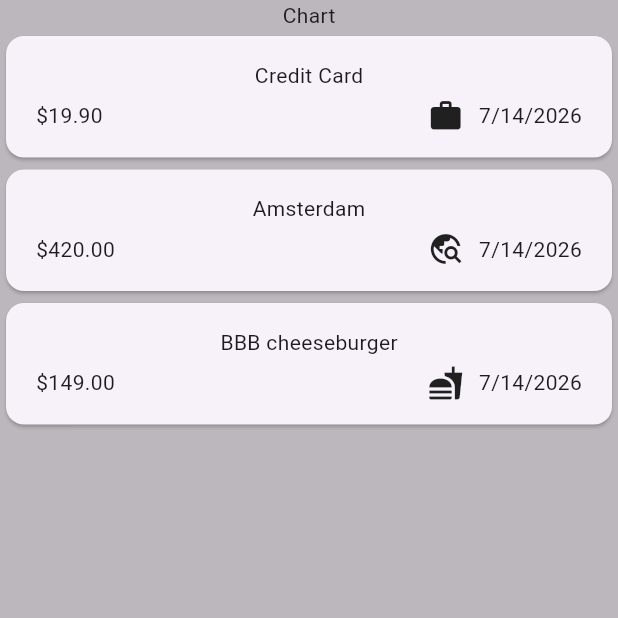
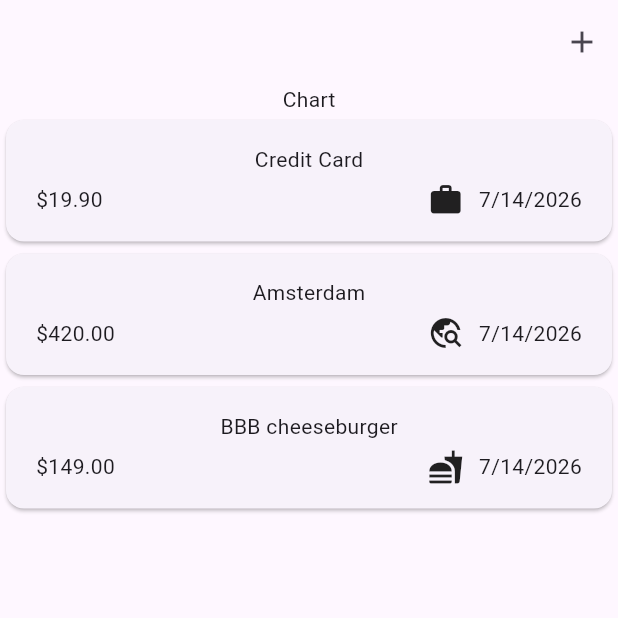
Before and after one commit to ChocolateXmas/Expenses-Tracker, a Flutter app: the screen it shows after launch, on a phone screen of 412 x 824 dp, the top half of it. Run offline on Flutter 3.47's test engine with Material 3 defaults, Android fonts, the phone set to English and light mode, and no system bars.

Commit message:
feat(main): moved all main logic to start from expenses.dart
- add(expenses): appBar with an "add" icon

```diff
--- a/lib/main.dart
+++ b/lib/main.dart
@@ -4,11 +4,7 @@
 void main() {
   runApp(
     MaterialApp(
-      home: Scaffold(
-        body: Center(
-          child: Expenses(),
-        ),
-      ),
+      home: Expenses(),
     ),
   );
 }
--- a/lib/widgets/expenses.dart
+++ b/lib/widgets/expenses.dart
@@ -36,7 +36,14 @@ class _ExpensesState extends State<Expenses> {
   @override
   Widget build(context) {
     return Scaffold(
-      backgroundColor: Colors.black26,
+      appBar: AppBar(
+        actions: [
+          IconButton(
+            onPressed: () {},
+            icon: Icon(Icons.add),
+          ),
+        ],
+      ),
       body: Center(
         child: Column(
           mainAxisAlignment: MainAxisAlignment.center,
```
